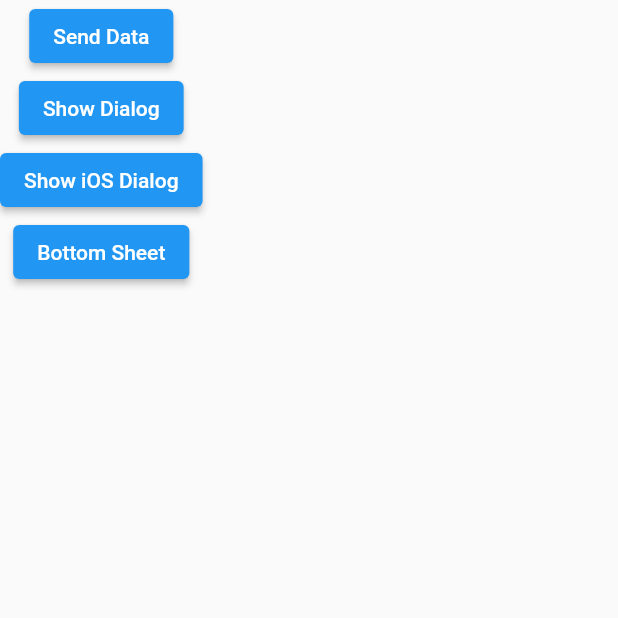
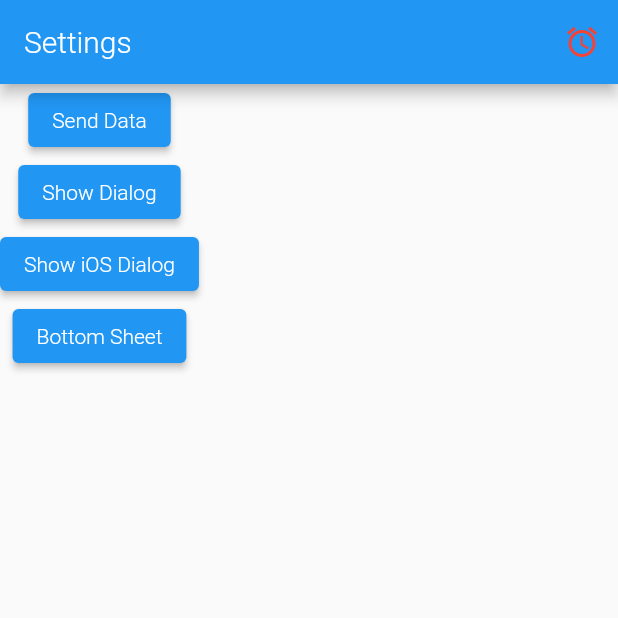
Before and after one commit to sanamdongol/ncit_flutter_I_2022, a Flutter app: the SettingsPage screen opened directly, on a phone screen of 412 x 824 dp, the top half of it. Run offline on Flutter 3.47's test engine with Material 2 defaults, Android fonts, the phone set to English and light mode, and no system bars.

Commit message:
-1. Roboto font family added 2. App bar added in Settigns page

```diff
--- a/lib/screen/settings.dart
+++ b/lib/screen/settings.dart
@@ -13,6 +13,19 @@ class _SettingsPageState extends State<SettingsPage> {
   @override
   Widget build(BuildContext context) {
     return Scaffold(
+      appBar: AppBar(
+        title: Text('Settings'),
+        automaticallyImplyLeading: false,
+        actions: [
+          IconButton(
+            color: Colors.red,
+            onPressed: () {
+              print("access alarm clicked");
+            },
+            icon: Icon(Icons.access_alarm),
+          ),
+        ],
+      ),
       body: SafeArea(
         child: Column(
           children: [
```
Also changed, not shown: lib/screen/profile.dart (+19 -2 lines), pubspec.yaml (+16 -8 lines), assets/fonts/Lobster-Regular.ttf (added), assets/fonts/Roboto/LICENSE.txt (added), assets/fonts/Roboto/Roboto-Black.ttf (added), assets/fonts/Roboto/Roboto-BlackItalic.ttf (added), assets/fonts/Roboto/Roboto-Bold.ttf (added), assets/fonts/Roboto/Roboto-BoldItalic.ttf (added), assets/fonts/Roboto/Roboto-Italic.ttf (added), assets/fonts/Roboto/Roboto-Light.ttf (added), assets/fonts/Roboto/Roboto-LightItalic.ttf (added), assets/fonts/Roboto/Roboto-Medium.ttf (added), assets/fonts/Roboto/Roboto-MediumItalic.ttf (added), assets/fonts/Roboto/Roboto-Regular.ttf (added), 4 more files.
